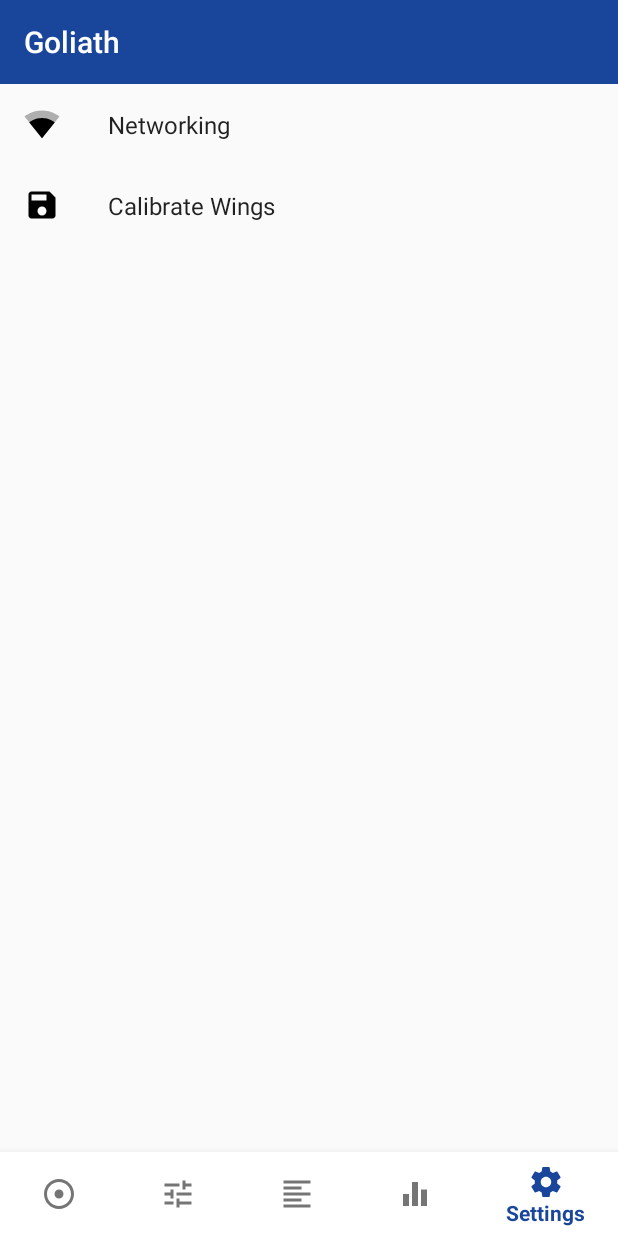
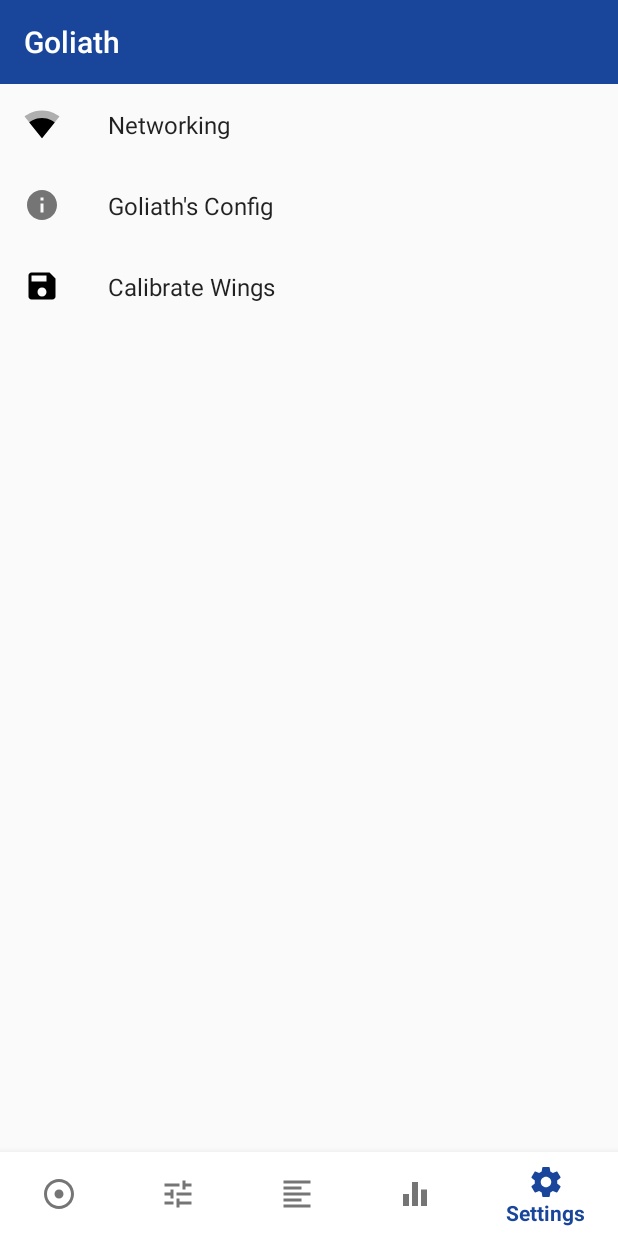
Before and after one commit to P8P-7/android-app, an Android app: the screen it shows after launch (MainActivity), item 5 of the bottom bar chosen, on a phone screen of 412 x 824 dp. Run offline under Robolectric (Android 15) with nearby library versions, the phone set to English and light mode, and no system bars; our stand-ins replace Timber, androidx.preference; libraries missing offline, so code that uses them is left out: belka.us.androidtoggleswitch, io.github.controlwear.virtual; 20 statements that could not run were skipped.

Commit message:
Robot config in settings screen

```diff
--- a/app/build.gradle
+++ b/app/build.gradle
@@ -66,7 +66,7 @@ dependencies {
     implementation "androidx.viewpager:viewpager:$support_version"
 
     /* Constraint layout */
-    implementation 'androidx.constraintlayout:constraintlayout:1.1.1'
+    implementation 'androidx.constraintlayout:constraintlayout:1.1.2'
 
     /* Joystick */
     implementation 'io.github.controlwear:virtualjoystick:1.9.2'
--- a/app/src/main/java/nl/team_goliath/app/ui/MainActivity.java
+++ b/app/src/main/java/nl/team_goliath/app/ui/MainActivity.java
@@ -16,6 +16,7 @@ import java.text.DateFormat;
 import java.text.SimpleDateFormat;
 import java.util.Date;
 import java.util.Locale;
+import java.util.Map;
 
 import androidx.appcompat.app.AppCompatActivity;
 import androidx.appcompat.widget.Toolbar;
@@ -173,8 +174,6 @@ public class MainActivity extends AppCompatActivity implements MessageListener,
         repositoryViewModel.watchRepo(ZmqConfigRepositoryProto.ConfigRepository.class);
         repositoryViewModel.watchRepo(LogRepositoryProto.LogRepository.class);
         repositoryViewModel.watchRepo(CommandStatusRepositoryProto.CommandStatusRepository.class);
-        repositoryViewModel.getMessages().observe(this, listResource -> {
-        });
     }
 
     @Override
--- a/app/src/main/java/nl/team_goliath/app/ui/NoSwipePager.java
+++ b/app/src/main/java/nl/team_goliath/app/ui/NoSwipePager.java
@@ -4,7 +4,7 @@ import android.content.Context;
 import android.util.AttributeSet;
 import android.view.View;
 
-import androidx.constraintlayout.ConstraintLayout;
+import androidx.constraintlayout.widget.ConstraintLayout;
 import androidx.viewpager.widget.ViewPager;
 import io.github.controlwear.virtual.joystick.android.JoystickView;
 
--- a/app/src/main/java/nl/team_goliath/app/ui/PreferenceFragment.java
+++ b/app/src/main/java/nl/team_goliath/app/ui/PreferenceFragment.java
@@ -1,22 +1,39 @@
 package nl.team_goliath.app.ui;
 
+import android.content.Context;
+import android.content.SharedPreferences;
 import android.os.Bundle;
 import android.view.View;
 
+import com.google.protobuf.Descriptors;
+import com.google.protobuf.Field;
+import com.google.protobuf.Message;
+
+import java.util.Collections;
+import java.util.HashMap;
+import java.util.Map;
+
 import androidx.core.content.ContextCompat;
 import androidx.lifecycle.Lifecycle;
+import androidx.lifecycle.ViewModelProviders;
 import androidx.preference.ListPreference;
 import androidx.preference.Preference;
+import androidx.preference.PreferenceCategory;
 import androidx.preference.PreferenceFragmentCompat;
 import androidx.preference.PreferenceManager;
+import androidx.preference.PreferenceScreen;
 import nl.team_goliath.app.R;
 import nl.team_goliath.app.model.CommandSender;
-import nl.team_goliath.app.proto.CommandMessageProto.CommandMessage;
+import nl.team_goliath.app.model.Status;
+import nl.team_goliath.app.proto.ZmqConfigRepositoryProto.ConfigRepository;
+import nl.team_goliath.app.viewmodel.RepositoryViewModel;
 
 /**
  * Main UI for the preferences screen.
  */
 public class PreferenceFragment extends PreferenceFragmentCompat {
+    private PreferenceScreen goliathConfig;
+
     private final CommandSender callback = (commandMessage) -> {
         if (getLifecycle().getCurrentState().isAtLeast(Lifecycle.State.STARTED)) {
             ((CommandSender) getActivity()).sendCommand(commandMessage);
@@ -44,9 +61,17 @@ public class PreferenceFragment extends PreferenceFragmentCompat {
         // to their values. When their values change, their summaries are
         // updated to reflect the new value, per the Android Design
         // guidelines.
-        bindPreferenceSummaryToValue(findPreference("address"));
-        bindPreferenceSummaryToValue(findPreference("sub_port"));
-        bindPreferenceSummaryToValue(findPreference("pub_port"));
+
+        if (findPreference("address") != null) {
+            bindPreferenceSummaryToValue(findPreference("address"));
+            bindPreferenceSummaryToValue(findPreference("sub_port"));
+            bindPreferenceSummaryToValue(findPreference("pub_port"));
+        }
+
+        goliathConfig = (PreferenceScreen) this.findPreference("goliath_config");
+
+        RepositoryViewModel repositoryViewModel = ViewModelProviders.of(getActivity()).get(RepositoryViewModel.class);
+        initList(repositoryViewModel);
     }
 
     /**
@@ -61,7 +86,6 @@ public class PreferenceFragment extends PreferenceFragmentCompat {
             // the preference's 'entries' list.
             ListPreference listPreference = (ListPreference) preference;
             int index = listPreference.findIndexOfValue(stringValue);
-
             // Set the summary to reflect the new value.
             preference.setSummary(index >= 0 ? listPreference.getEntries()[index] : null);
 
@@ -93,4 +117,64 @@ public class PreferenceFragment extends PreferenceFragmentCompat {
                         .getDefaultSharedPreferences(preference.getContext())
                         .getString(preference.getKey(), ""));
     }
+
+    private void initList(RepositoryViewModel viewModel) {
+        viewModel.getMessages().observe(this, resource -> {
+            if (resource.status == Status.SUCCESS && !resource.data.isEmpty() && goliathConfig != null) {
+                ConfigRepository repository = ConfigRepository.newBuilder().build();
+
+                for (Message repo : resource.data) {
+                    if (repo instanceof ConfigRepository) {
+                        repository = (ConfigRepository) repo;
+                    }
+                }
+
+                for (Map.Entry<Descriptors.FieldDescriptor, Object> config : repository.getAllFields().entrySet()) {
+                    PreferenceCategory category = new PreferenceCategory(getActivity());
+
+                    String categoryName = config.getKey().toString().substring(config.getKey().toString().lastIndexOf('.') + 1);
+
+                    category.setKey(categoryName);
+                    category.setTitle(toTitleCase(categoryName));
+
+                    goliathConfig.addPreference(category);
+
+                    Message value = (Message) config.getValue();
+
+                    for (Map.Entry<Descriptors.FieldDescriptor, Object> setting : value.getAllFields().entrySet()) {
+                        Preference preference = new Preference(getActivity());
+                        Preference preferenceValue = new Preference(getActivity());
+
+                        String settingName = setting.getKey().toString().substring(setting.getKey().toString().lastIndexOf('.') + 1);
+
+                        preference.setKey(settingName);
+                        preference.setTitle(toTitleCase(settingName));
+
+                        preferenceValue.setKey(settingName + "_value");
+                        preferenceValue.setTitle("\t\t\t\t" + setting.getValue().toString());
+
+                        category.addPreference(preference);
+                        category.addPreference(preferenceValue);
+                    }
+                }
+            }
+        });
+    }
+
+    private String toTitleCase(String input) {
+        input = input.replace('_', ' ');
+        StringBuilder output = new StringBuilder();
+
+        for (int i = 0; i < input.length(); i++) {
+            if (i == 0) {
+                output.append(Character.toUpperCase(input.charAt(i)));
+            } else if (input.charAt(i - 1) == ' ') {
+                output.append(Character.toUpperCase(input.charAt(i)));
+            } else {
+                output.append(input.charAt(i));
+            }
+        }
+
+        return output.toString();
+    }
 }
--- /dev/null
+++ b/app/src/main/java/nl/team_goliath/app/ui/StatisticsFragment.java
@@ -0,0 +1,6 @@
+package nl.team_goliath.app.ui;
+
+import androidx.fragment.app.Fragment;
+
+public class StatisticsFragment extends Fragment {
+}
--- a/app/src/main/res/layout/message_item.xml
+++ b/app/src/main/res/layout/message_item.xml
@@ -13,7 +13,7 @@
         android:layout_height="wrap_content"
         app:cardUseCompatPadding="true">
 
-        <androidx.constraintlayout.ConstraintLayout
+        <androidx.constraintlayout.widget.ConstraintLayout
             android:layout_width="match_parent"
             android:layout_height="wrap_content">
 
@@ -28,6 +28,6 @@
                 android:text="@{message}"
                 app:layout_constraintBottom_toTopOf="parent"
                 app:layout_constraintTop_toBottomOf="parent" />
-        </androidx.constraintlayout.ConstraintLayout>
+        </androidx.constraintlayout.widget.ConstraintLayout>
     </androidx.cardview.widget.CardView>
 </layout>
--- a/app/src/main/res/layout/motor_fragment.xml
+++ b/app/src/main/res/layout/motor_fragment.xml
@@ -1,4 +1,4 @@
-<androidx.constraintlayout.ConstraintLayout xmlns:android="http://schemas.android.com/apk/res/android"
+<androidx.constraintlayout.widget.ConstraintLayout xmlns:android="http://schemas.android.com/apk/res/android"
     xmlns:app="http://schemas.android.com/apk/res-auto"
     xmlns:tools="http://schemas.android.com/tools"
     android:id="@+id/control"
@@ -36,4 +36,4 @@
         app:layout_constraintRight_toRightOf="parent"
         app:layout_constraintWidth_percent="0.35" />
 
-</androidx.constraintlayout.ConstraintLayout>
+</androidx.constraintlayout.widget.ConstraintLayout>
--- a/app/src/main/res/layout/preset_item.xml
+++ b/app/src/main/res/layout/preset_item.xml
@@ -15,7 +15,7 @@
         android:layout_marginRight="8dp"
         android:layout_marginTop="6dp">
 
-        <androidx.constraintlayout.ConstraintLayout
+        <androidx.constraintlayout.widget.ConstraintLayout
             android:layout_width="match_parent"
             android:layout_height="wrap_content"
             android:padding="8dp">
@@ -40,6 +40,6 @@
                 app:layout_constraintWidth_percent="0.15" />
 
 
-        </androidx.constraintlayout.ConstraintLayout>
+        </androidx.constraintlayout.widget.ConstraintLayout>
     </androidx.cardview.widget.CardView>
 </layout>
--- a/app/src/main/res/layout/wing_fragment.xml
+++ b/app/src/main/res/layout/wing_fragment.xml
@@ -1,4 +1,4 @@
-<androidx.constraintlayout.ConstraintLayout xmlns:android="http://schemas.android.com/apk/res/android"
+<androidx.constraintlayout.widget.ConstraintLayout xmlns:android="http://schemas.android.com/apk/res/android"
     xmlns:app="http://schemas.android.com/apk/res-auto"
     xmlns:tools="http://schemas.android.com/tools"
     android:id="@+id/control"
@@ -138,4 +138,4 @@
         app:layout_constraintTop_toTopOf="@id/leftSide_up"
         app:layout_constraintBottom_toBottomOf="@id/rightSide_down"/>
 
-</androidx.constraintlayout.ConstraintLayout>
+</androidx.constraintlayout.widget.ConstraintLayout>
--- a/app/src/main/res/values/styles.xml
+++ b/app/src/main/res/values/styles.xml
@@ -4,6 +4,7 @@
         <!-- Customize your theme here. -->
         <item name="colorPrimary">@color/colorPrimary</item>
         <item name="colorPrimaryDark">@color/colorPrimaryDark</item>
+        <item name="colorAccent">@color/colorPrimary</item>
 
         <item name="preferenceTheme">@style/PreferenceThemeOverlay.v14.Material</item>
     </style>
--- a/app/src/main/res/xml/preferences.xml
+++ b/app/src/main/res/xml/preferences.xml
@@ -39,6 +39,11 @@
 
     </PreferenceScreen>
 
+    <PreferenceScreen
+        android:icon="@drawable/ic_info_black_24dp"
+        android:key="@string/pref_goliath_config_key"
+        android:title="@string/pref_header_goliath_config" />
+
     <Preference
         android:icon="@drawable/ic_save_black_24dp"
         android:key="calibrate_wings"
--- a/build.gradle
+++ b/build.gradle
@@ -6,7 +6,7 @@ buildscript {
         jcenter()
     }
     dependencies {
-        classpath 'com.android.tools.build:gradle:3.2.0-alpha16'
+        classpath 'com.android.tools.build:gradle:3.2.0-alpha18'
         classpath 'com.github.ben-manes:gradle-versions-plugin:0.17.0'
 
         // NOTE: Do not place your application dependencies here; they belong
```
Also changed, not shown: app/src/main/java/nl/team_goliath/app/livedata/SynchronizeMessageLiveData.java (+4 -17 lines), app/src/main/res/layout/statistics_fragment.xml (added, +9 -0 lines), app/src/main/res/values/strings.xml (+3 -10 lines).
